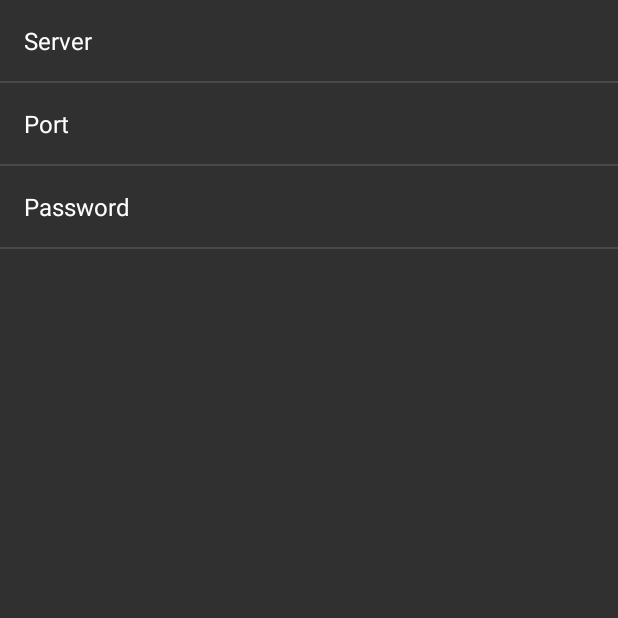
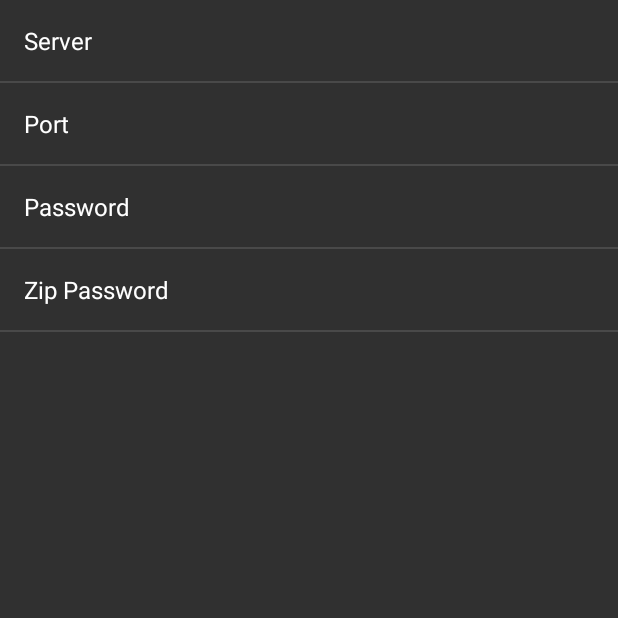
Before and after one commit to ozelentok/ZBackup, an Android app: the SettingsActivity screen opened directly, with no data from a screen before it, on a phone screen of 412 x 824 dp, the top half of it. Run offline under Robolectric (Android 15) with nearby library versions, the phone set to English and light mode, and no system bars.

Commit message:
Specify zip password in app settings

```diff
--- a/Client/Android/app/src/main/res/values/strings_activity_settings.xml
+++ b/Client/Android/app/src/main/res/values/strings_activity_settings.xml
@@ -9,5 +9,6 @@
     <string name="pref_server_title">Server</string>
     <string name="pref_port_title">Port</string>
     <string name="pref_password_title">Password</string>
+    <string name="pref_zip_password_title">Zip Password</string>
 
 </resources>
--- a/Client/Android/app/src/main/res/xml/pref_network.xml
+++ b/Client/Android/app/src/main/res/xml/pref_network.xml
@@ -27,4 +27,13 @@
         android:singleLine="true"
         android:maxLines="1" />
 
+    <EditTextPreference
+        android:key="zip_password"
+        android:title="@string/pref_zip_password_title"
+        android:defaultValue=""
+        android:selectAllOnFocus="true"
+        android:inputType="text"
+        android:singleLine="true"
+        android:maxLines="1" />
+
 </PreferenceScreen>
```
Also changed, not shown: Client/Android/app/src/main/java/ozelentok/zbackup/LocalBackuper.java (+7 -4 lines), Client/Android/app/src/main/java/ozelentok/zbackup/MainActivity.java (+8 -19 lines).
